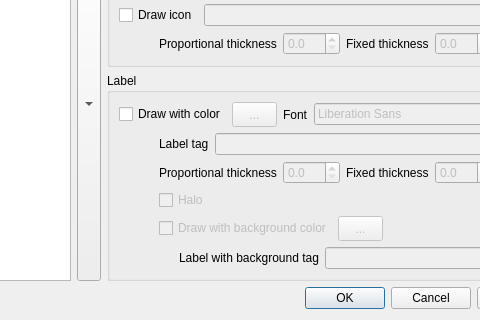
Above: PaintStyle/PaintStyleEditor.ui from openstreetmap/merkaartor before the change; both pictures show x 196 to 676 and y 473 to 793 of the 764 by 793 pixel window. Below: the same form after it.
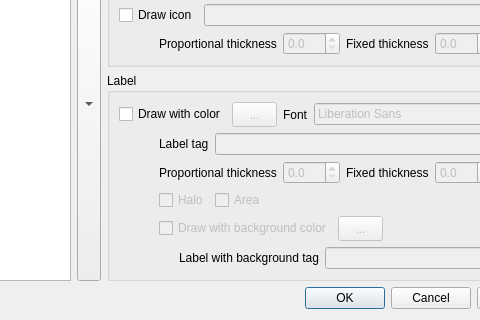
That is the form after the change.

Commit message: ADD : add "Area" label option to the style editor (handle road label as trackpoints, with anchor at the center of the bounding box)

```diff
--- a/PaintStyle/PaintStyleEditor.ui
+++ b/PaintStyle/PaintStyleEditor.ui
@@ -1112,6 +1112,16 @@
               </property>
              </widget>
             </item>
+            <item>
+             <widget class="QCheckBox" name="LabelArea" >
+              <property name="enabled" >
+               <bool>false</bool>
+              </property>
+              <property name="text" >
+               <string>Area</string>
+              </property>
+             </widget>
+            </item>
             <item>
              <spacer name="horizontalSpacer_5" >
               <property name="orientation" >
```
Left out of the diff: 16 changed lines with no effect on the pictures. The commit also changes 8 other files.
